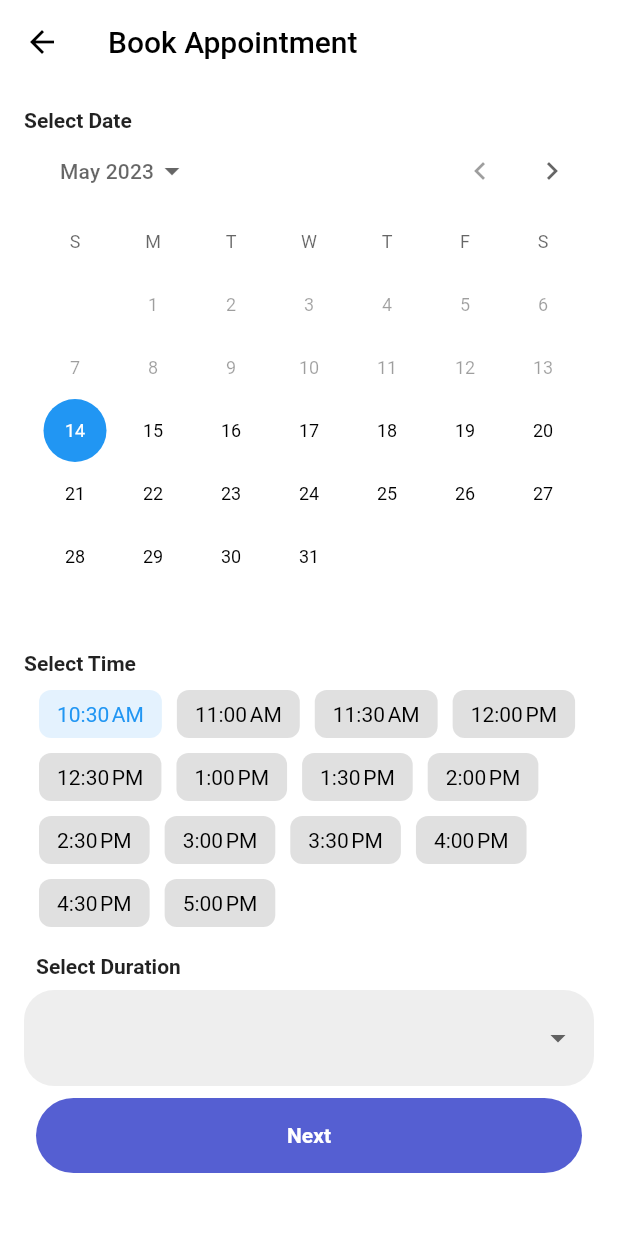
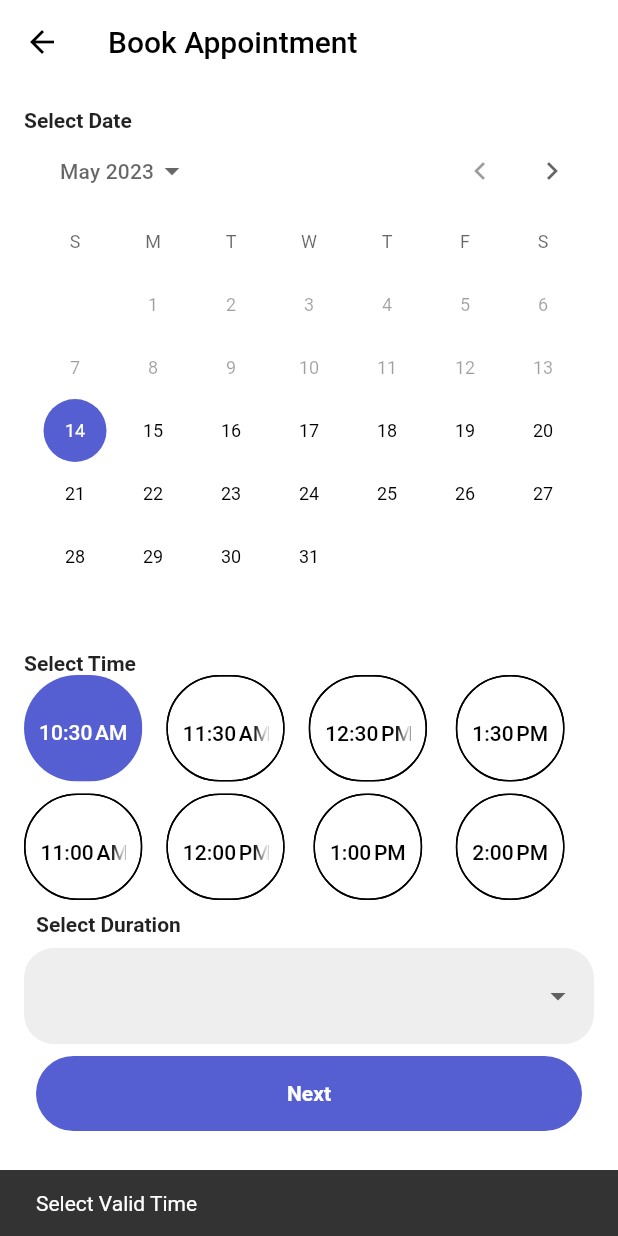
Before and after one commit to Kashack/mini_medical, a Flutter app: the BookAppointmentPage screen opened directly with empty values, after a tap on "Next", on a phone screen of 412 x 824 dp. Run offline on Flutter 3.47's test engine with Material 2 defaults, Android fonts, the phone set to English and light mode, and no system bars; drawn by our look-alikes of chips_choice; our stand-ins replace cached_network_image, cloud_firestore, firebase_auth, firebase_core, firebase_messaging, firebase_storage and 6 more; missing offline and left inert: workmanager; accounts and stored records are empty; generated files the repository leaves out were written again.

Commit message:
Making UX better

```diff
--- a/lib/components/custom_time_picker.dart
+++ b/lib/components/custom_time_picker.dart
@@ -1,11 +1,14 @@
-import 'package:chips_choice/chips_choice.dart';
 import 'package:flutter/material.dart';
 import 'package:intl/intl.dart';
 
+import 'constant.dart';
+
 class TimePickerWidget extends StatefulWidget {
   final DateTime selectedDate;
+  final Function callback;
 
-  const TimePickerWidget({super.key, required this.selectedDate});
+  const TimePickerWidget(
+      {super.key, required this.selectedDate, required this.callback});
 
   @override
   State<TimePickerWidget> createState() => _TimePickerWidgetState();
@@ -19,31 +22,26 @@ class _TimePickerWidgetState extends State<TimePickerWidget> {
   List<TimeOfDay> timeList = [];
 
   generateTimeList() {
-    print(widget.selectedDate.day);
-    print(now.day);
     if (widget.selectedDate.day == now.day) {
       startTime = TimeOfDay(hour: now.hour, minute: now.minute);
       if (startTime.hour < 9) {
         startTime = const TimeOfDay(hour: 9, minute: 0);
-      }
-      else if (startTime.minute < 30) {
+      } else if (startTime.minute < 30) {
         startTime = TimeOfDay(hour: now.hour, minute: 30);
       } else if (startTime.minute > 30) {
         startTime = TimeOfDay(hour: now.hour + 1, minute: 0);
       }
     }
-
-    TimeOfDay currentTime = TimeOfDay(hour: 6, minute: 00);
-    for (int i = 0; i <= 20; i++){
-      print(startTime);
+    for (int i = 0; i <= 20; i++) {
       timeList.add(startTime);
-      if(startTime.hour == 17){
+      if (startTime.hour == 17) {
         break;
       }
-      if (startTime.minute == 30){
+      if (startTime.minute == 30) {
         startTime = TimeOfDay(hour: startTime.hour + 1, minute: 00);
-      }else{
-        startTime = TimeOfDay(hour: startTime.hour, minute: startTime.minute + 30);
+      } else {
+        startTime =
+            TimeOfDay(hour: startTime.hour, minute: startTime.minute + 30);
       }
     }
   }
@@ -56,15 +54,52 @@ class _TimePickerWidgetState extends State<TimePickerWidget> {
 
   @override
   Widget build(BuildContext context) {
-    return ChipsChoice<int>.single(
-      value: tag,
-      onChanged: (val) => setState(() => tag = val),
-      wrapped: true,
-
-      choiceItems: C2Choice.listFrom<int, TimeOfDay>(
-        source: timeList,
-        value: (i, v) => i,
-        label: (i, v) => DateFormat.jm().format(DateTime(now.year, now.month, now.day, v.hour,v.minute)),
+    widget.callback(timeList.first);
+    // return ChipsChoice<int>.single(
+    //   value: tag,
+    //   onChanged: (val) => setState(() {
+    //     widget.callback(timeList[val]);
+    //     tag = val;
+    //   }),
+    //   wrapped: true,
+    //   mainAxisAlignment: MainAxisAlignment.spaceBetween,
+    //   mainAxisSize: MainAxisSize.max,
+    //   choiceItems: C2Choice.listFrom<int, TimeOfDay>(
+    //     source: timeList,
+    //     value: (i, v) => i,
+    //     label: (i, v) => DateFormat.jm()
+    //         .format(DateTime(now.year, now.month, now.day, v.hour, v.minute)),
+    //   ),
+    // );
+    return GridView(
+      gridDelegate: const SliverGridDelegateWithMaxCrossAxisExtent(
+        maxCrossAxisExtent: 100,
+        childAspectRatio: 0.9,
+        mainAxisSpacing: 16,
+        crossAxisSpacing: 8,
+      ),
+      scrollDirection: Axis.horizontal,
+      children: List.generate(
+        timeList.length,
+        (index) => ChoiceChip(
+          label: Text(DateFormat.jm().format(DateTime(now.year, now.month,
+              now.day, timeList[index].hour, timeList[index].minute))),
+          selected: tag == index,
+          backgroundColor: Colors.white,
+          selectedColor: MyConstant.mainColor,
+          labelStyle: tag == index ? const TextStyle(color: Colors.white) : const TextStyle(color: Colors.black) ,
+          labelPadding: const EdgeInsets.all(10),
+          padding: const EdgeInsets.symmetric(vertical: 20),
+          shape: RoundedRectangleBorder(
+            side: tag == index ? BorderSide.none: const BorderSide(color: Colors.black),
+            borderRadius: BorderRadius.circular(100)
+          ),
+          onSelected: (selected) {
+            setState(() {
+              tag = (selected ? index : null)!;
+            });
+          },
+        ),
       ),
     );
   }
--- a/lib/main.dart
+++ b/lib/main.dart
@@ -7,6 +7,7 @@ import 'package:meni_medical/firebase_options.dart';
 import 'package:meni_medical/presentation/home_page.dart';
 import 'package:meni_medical/presentation/onboarding/onboarding_page.dart';
 import 'package:shared_preferences/shared_preferences.dart';
+import 'components/constant.dart';
 import 'presentation/doctor/doctor_bio.dart';
 import 'presentation/authentication/sign_in.dart';
 
@@ -49,7 +50,7 @@ class MyApp extends StatelessWidget {
       title: 'Flutter Demo',
       debugShowCheckedModeBanner: false,
       theme: ThemeData(
-          primarySwatch: Colors.blue,
+          colorScheme: ColorScheme.light(primary:  MyConstant.mainColor),
           appBarTheme: AppBarTheme(
             elevation: 0,
             color: Colors.white,
--- a/lib/presentation/patient/book_appointment.dart
+++ b/lib/presentation/patient/book_appointment.dart
@@ -1,10 +1,8 @@
 import 'package:flutter/material.dart';
-import 'package:flutter/rendering.dart';
+import 'package:meni_medical/components/constant.dart';
 import 'package:meni_medical/components/custom_button.dart';
-import 'package:meni_medical/components/my_time_picker.dart';
 import 'package:meni_medical/components/custom_time_picker.dart';
 import 'package:meni_medical/data/database_helper.dart';
-import 'package:meni_medical/main.dart';
 import 'package:meni_medical/presentation/patient/book_appointment_detail.dart';
 
 import '../../components/my_dropdownbutton.dart';
@@ -19,12 +17,12 @@ Map durationMap = ({
 
 class BookAppointmentPage extends StatefulWidget {
   String doctorUid;
-  bool re_schedule;
+  bool reSchedule;
   String? appointmentUid;
 
   BookAppointmentPage(
       {required this.doctorUid,
-      required this.re_schedule,
+      required this.reSchedule,
       this.appointmentUid});
 
   @override
@@ -61,10 +59,15 @@ class _BookAppointmentPageState extends State<BookAppointmentPage> {
       appBar: AppBar(
         backgroundColor: Colors.white,
         elevation: 0,
-        title: Text('Book Appointment', style: TextStyle(color: Colors.black)),
-        leading: Icon(
-          Icons.arrow_back,
-          color: Colors.black,
+        title: const Text('Book Appointment', style: TextStyle(color: Colors.black)),
+        leading: IconButton(
+          onPressed: () {
+            Navigator.pop(context);
+          },
+          icon: Icon(
+            Icons.arrow_back,
+            color: Colors.black,
+          ),
         ),
       ),
       body: Padding(
@@ -73,7 +76,7 @@ class _BookAppointmentPageState extends State<BookAppointmentPage> {
           child: Column(
             crossAxisAlignment: CrossAxisAlignment.start,
             children: [
-              Text(
+              const Text(
                 'Select Date',
                 style: TextStyle(
                   fontWeight: FontWeight.bold,
@@ -82,31 +85,27 @@ class _BookAppointmentPageState extends State<BookAppointmentPage> {
               CalendarDatePicker(
                 firstDate: checkTime(),
                 initialDate: checkTime(),
-                lastDate:
-                    DateTime(DateTime.now().year, DateTime.now().month + 6),
+                lastDate: DateTime(DateTime.now().year, DateTime.now().month + 6),
                 onDateChanged: (DateTime value) {
                   setState(() {
                     selectedDate = value;
                   });
                 },
               ),
-              Text(
+              const Text(
                 'Select Time',
                 style: TextStyle(
                   fontWeight: FontWeight.bold,
                 ),
               ),
-              // SizedBox(
-              //     height: 150,
-              //     child: MyTimePicker(
-              //       callback: (value) => timeAppointment = value,
-              //     )),
-
-              TimePickerWidget(selectedDate: checkTime(),
+              SizedBox(
+                height: 150,
+                child: TimePickerWidget(selectedDate: checkTime(), callback: (value) => timeAppointment = value,
+                ),
               ),
 
-              Padding(
-                padding: const EdgeInsets.all(8.0),
+              const Padding(
+                padding: EdgeInsets.all(8.0),
                 child: Text(
                   'Select Duration',
                   style: TextStyle(fontWeight: FontWeight.bold),
@@ -119,10 +118,11 @@ class _BookAppointmentPageState extends State<BookAppointmentPage> {
               ),
               Padding(
                 padding: const EdgeInsets.all(8.0),
-                child: widget.re_schedule == false
+                child: widget.reSchedule == false
                     ? CustomButton(
                         buttonText: 'Next',
                         onPressed: () {
+                          print(timeAppointment);
                           final currentTime = DateTime(
                               mainDate.year,
                               mainDate.month,
@@ -156,16 +156,16 @@ class _BookAppointmentPageState extends State<BookAppointmentPage> {
                                   ));
                             } else if (currentTime.isBefore(DateTime.now())) {
                               ScaffoldMessenger.of(context).showSnackBar(
-                                  SnackBar(content: Text('Select Valid Time')));
+                                  const SnackBar(content: Text('Select Valid Time')));
                             } else {
                               ScaffoldMessenger.of(context).showSnackBar(
-                                  SnackBar(
+                                  const SnackBar(
                                       content:
                                           Text('Select Duration or Time')));
                             }
                           }else{
                             ScaffoldMessenger.of(context).showSnackBar(
-                                SnackBar(
+                                const SnackBar(
                                     content:
                                     Text('Select Duration or Time')));
                           }
@@ -185,7 +185,7 @@ class _BookAppointmentPageState extends State<BookAppointmentPage> {
                               timeAppointment != null &&
                               (currentTime.isAfter(DateTime.now()) ||
                                   selectedDate != mainDate)) {
-                            bool check = await dbHelper.ReScheduleAnAppointment(
+                            await dbHelper.ReScheduleAnAppointment(
                                 appointmentStart: DateTime(
                                     selectedDate.year,
                                     selectedDate.month,
@@ -202,9 +202,9 @@ class _BookAppointmentPageState extends State<BookAppointmentPage> {
                                 doctorUid: widget.doctorUid);
                           } else if (currentTime.isBefore(DateTime.now())) {
                             ScaffoldMessenger.of(context).showSnackBar(
-                                SnackBar(content: Text('Select Valid Time')));
+                                const SnackBar(content: Text('Select Valid Time')));
                           } else {
-                            ScaffoldMessenger.of(context).showSnackBar(SnackBar(
+                            ScaffoldMessenger.of(context).showSnackBar(const SnackBar(
                                 content: Text('Select Duration or Time')));
                           }
                         },
--- a/lib/presentation/patient/doctor_full_list.dart
+++ b/lib/presentation/patient/doctor_full_list.dart
@@ -76,7 +76,7 @@ class DoctorFullList extends StatelessWidget {
                       Navigator.push(
                           context,
                           MaterialPageRoute(
-                            builder: (context) => BookAppointmentPage(doctorUid: document.id,re_schedule: false  ,),
+                            builder: (context) => BookAppointmentPage(doctorUid: document.id,reSchedule: false  ,),
                           ));
                     },
                     style: OutlinedButton.styleFrom(
--- a/lib/presentation/patient/doctor_list.dart
+++ b/lib/presentation/patient/doctor_list.dart
@@ -68,7 +68,7 @@ class DoctorList extends StatelessWidget {
                           Navigator.push(
                               context,
                               MaterialPageRoute(
-                                builder: (context) => BookAppointmentPage(doctorUid: document.id,re_schedule: false  ,),
+                                builder: (context) => BookAppointmentPage(doctorUid: document.id,reSchedule: false  ,),
                               ));
                         },
                         style: OutlinedButton.styleFrom(
--- a/lib/presentation/patient/specialist_doctor.dart
+++ b/lib/presentation/patient/specialist_doctor.dart
@@ -66,7 +66,7 @@ class SpecialistDoctorPage extends StatelessWidget {
                         Navigator.push(
                             context,
                             MaterialPageRoute(
-                              builder: (context) => BookAppointmentPage(doctorUid: document.id,re_schedule: false  ,),
+                              builder: (context) => BookAppointmentPage(doctorUid: document.id,reSchedule: false  ,),
                             ));
                       },
                       style: OutlinedButton.styleFrom(
--- a/lib/presentation/patient/specialist_full_list.dart
+++ b/lib/presentation/patient/specialist_full_list.dart
@@ -13,13 +13,13 @@ class SpecialistFullList extends StatelessWidget {
           child: Column(
             crossAxisAlignment: CrossAxisAlignment.start,
             children: [
-              Padding(
-                padding: const EdgeInsets.symmetric(vertical: 16.0),
+              const Padding(
+                padding: EdgeInsets.symmetric(vertical: 16.0),
                 child: Text('Specialist List',style: TextStyle(fontWeight: FontWeight.bold,fontSize: 24),),
               ),
               Expanded(
                 child: GridView(
-                  gridDelegate: SliverGridDelegateWithFixedCrossAxisCount(
+                  gridDelegate: const SliverGridDelegateWithFixedCrossAxisCount(
                     crossAxisCount: 3,
                   ),
                   children: const [
```
Also changed, not shown: lib/presentation/patient/appointment_page/cancelled_appointment.dart (+4 -3 lines), lib/presentation/patient/appointment_page/completed_appointment.dart (+6 -2 lines), lib/presentation/patient/appointment_page/upcoming_appointment.dart (+22 -22 lines), lib/presentation/patient/doctor_info.dart (+45 -38 lines).
